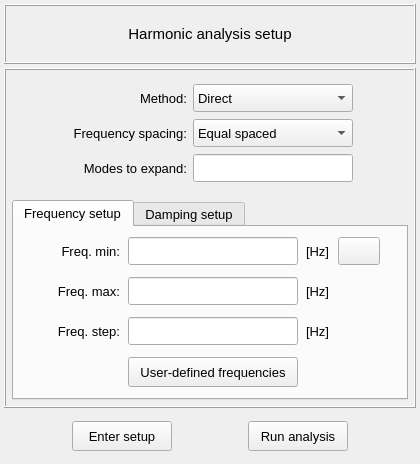
First picture: the form in vibra/interface/data/ui_files/analysis/harmonic_analysis_setup_input.ui, repository MOPT-UFSC/VIBRA, before the edit.
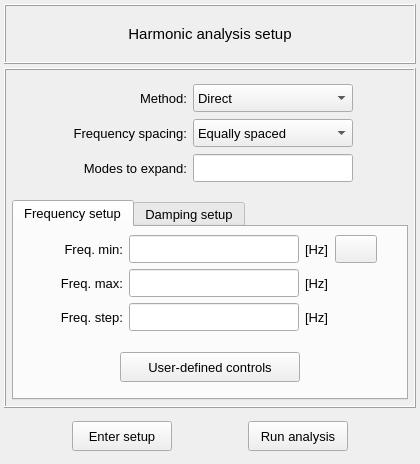
Second picture: the form after the edit. Icons and pictures are not drawn.

What changed in the file:
```diff
--- a/vibra/interface/data/ui_files/analysis/harmonic_analysis_setup_input.ui
+++ b/vibra/interface/data/ui_files/analysis/harmonic_analysis_setup_input.ui
@@ -406,7 +406,7 @@
            </property>
            <item>
             <property name="text">
-             <string>Equal spaced</string>
+             <string>Equally spaced</string>
             </property>
            </item>
            <item>
@@ -468,7 +468,86 @@
           <property name="verticalSpacing">
            <number>6</number>
           </property>
-          <item row="0" column="5">
+          <item row="1" column="0" colspan="2">
+           <widget class="QFrame" name="frame_user_defined_controls">
+            <property name="frameShape">
+             <enum>QFrame::NoFrame</enum>
+            </property>
+            <property name="frameShadow">
+             <enum>QFrame::Raised</enum>
+            </property>
+            <layout class="QGridLayout" name="gridLayout_10">
+             <property name="leftMargin">
+              <number>4</number>
+             </property>
+             <property name="topMargin">
+              <number>4</number>
+             </property>
+             <property name="rightMargin">
+              <number>4</number>
+             </property>
+             <property name="bottomMargin">
+              <number>4</number>
+             </property>
+             <item row="0" column="0">
+              <widget class="QPushButton" name="pushButton_user_defined_controls">
+               <property name="minimumSize">
+                <size>
+                 <width>0</width>
+                 <height>30</height>
+                </size>
+               </property>
+               <property name="maximumSize">
+                <size>
+                 <width>180</width>
+                 <height>30</height>
+                </size>
+               </property>
+               <property name="font">
+                <font>
+                 <family>MS Shell Dlg 2</family>
+                 <pointsize>10</pointsize>
+                 <weight>50</weight>
+                 <italic>false</italic>
+                 <bold>false</bold>
+                </font>
+               </property>
+               <property name="styleSheet">
+                <string notr="true"/>
+               </property>
+               <property name="text">
+                <string>User-defined controls</string>
+               </property>
+               <property name="autoDefault">
+                <bool>false</bool>
+               </property>
+              </widget>
+             </item>
+            </layout>
+           </widget>
+          </item>
+          <item row="0" column="0" colspan="2">
+           <widget class="QFrame" name="frame_equally_spaced">
+            <property name="frameShape">
+             <enum>QFrame::NoFrame</enum>
+            </property>
+            <property name="frameShadow">
+             <enum>QFrame::Raised</enum>
+            </property>
+            <layout class="QGridLayout" name="gridLayout_8">
+             <property name="leftMargin">
+              <number>4</number>
+             </property>
+             <property name="topMargin">
+              <number>4</number>
+             </property>
+             <property name="rightMargin">
+              <number>4</number>
+             </property>
+             <property name="bottomMargin">
+              <number>4</number>
+             </property>
+             <item row="0" column="0">
            <spacer name="horizontalSpacer_3">
             <property name="orientation">
              <enum>Qt::Horizontal</enum>
@@ -481,36 +560,39 @@
             </property>
            </spacer>
           </item>
-          <item row="0" column="3">
-           <widget class="QLabel" name="label_24">
+             <item row="2" column="2">
+              <widget class="QLineEdit" name="lineEdit_fstep">
             <property name="minimumSize">
              <size>
-              <width>0</width>
+                 <width>170</width>
               <height>28</height>
              </size>
             </property>
             <property name="maximumSize">
              <size>
-              <width>32</width>
+                 <width>180</width>
               <height>28</height>
              </size>
             </property>
             <property name="font">
              <font>
+                 <family>MS Shell Dlg 2</family>
               <pointsize>10</pointsize>
+                 <weight>50</weight>
               <italic>false</italic>
-             </font>
-            </property>
-            <property name="text">
-             <string>[Hz]</string>
+                 <bold>false</bold>
+                </font>
+               </property>
+               <property name="styleSheet">
+                <string notr="true"/>
             </property>
             <property name="alignment">
-             <set>Qt::AlignLeading|Qt::AlignLeft|Qt::AlignVCenter</set>
+                <set>Qt::AlignCenter</set>
             </property>
            </widget>
           </item>
-          <item row="2" column="1">
-           <widget class="QLabel" name="label_21">
+             <item row="0" column="1">
+              <widget class="QLabel" name="label_22">
             <property name="minimumSize">
              <size>
               <width>80</width>
@@ -531,36 +613,7 @@
              </font>
             </property>
             <property name="text">
-             <string>Freq. step:</string>
-            </property>
-            <property name="alignment">
-             <set>Qt::AlignRight|Qt::AlignTrailing|Qt::AlignVCenter</set>
-            </property>
-           </widget>
-          </item>
-          <item row="1" column="1">
-           <widget class="QLabel" name="label_23">
-            <property name="minimumSize">
-             <size>
-              <width>80</width>
-              <height>28</height>
-             </size>
-            </property>
-            <property name="maximumSize">
-             <size>
-              <width>100</width>
-              <height>28</height>
-             </size>
-            </property>
-            <property name="font">
-             <font>
-              <pointsize>10</pointsize>
-              <italic>false</italic>
-              <kerning>false</kerning>
-             </font>
-            </property>
-            <property name="text">
-             <string>Freq. max:</string>
+                <string>Freq. min:</string>
             </property>
             <property name="alignment">
              <set>Qt::AlignRight|Qt::AlignTrailing|Qt::AlignVCenter</set>
@@ -596,128 +649,31 @@
             </property>
            </widget>
           </item>
-          <item row="2" column="2">
-           <widget class="QLineEdit" name="lineEdit_fstep">
-            <property name="minimumSize">
-             <size>
-              <width>170</width>
-              <height>28</height>
-             </size>
-            </property>
-            <property name="maximumSize">
-             <size>
-              <width>180</width>
-              <height>28</height>
-             </size>
-            </property>
-            <property name="font">
-             <font>
-              <family>MS Shell Dlg 2</family>
-              <pointsize>10</pointsize>
-              <weight>50</weight>
-              <italic>false</italic>
-              <bold>false</bold>
-             </font>
-            </property>
-            <property name="styleSheet">
-             <string notr="true"/>
-            </property>
-            <property name="alignment">
-             <set>Qt::AlignCenter</set>
-            </property>
-           </widget>
-          </item>
-          <item row="3" column="2">
-           <widget class="QPushButton" name="pushButton_user_defined_frequencies">
+             <item row="0" column="3">
+              <widget class="QLabel" name="label_24">
             <property name="minimumSize">
              <size>
               <width>0</width>
-              <height>30</height>
-             </size>
-            </property>
-            <property name="maximumSize">
-             <size>
-              <width>180</width>
-              <height>30</height>
-             </size>
-            </property>
-            <property name="font">
-             <font>
-              <family>MS Shell Dlg 2</family>
-              <pointsize>10</pointsize>
-              <weight>50</weight>
-              <italic>false</italic>
-              <bold>false</bold>
-             </font>
-            </property>
-            <property name="styleSheet">
-             <string notr="true"/>
-            </property>
-            <property name="text">
-             <string>User-defined frequencies</string>
-            </property>
-            <property name="autoDefault">
-             <bool>false</bool>
-            </property>
-           </widget>
-          </item>
-          <item row="1" column="2">
-           <widget class="QLineEdit" name="lineEdit_fmax">
-            <property name="minimumSize">
-             <size>
-              <width>170</width>
               <height>28</height>
              </size>
             </property>
             <property name="maximumSize">
              <size>
-              <width>180</width>
+                 <width>32</width>
               <height>28</height>
              </size>
             </property>
             <property name="font">
              <font>
-              <family>MS Shell Dlg 2</family>
               <pointsize>10</pointsize>
-              <weight>50</weight>
               <italic>false</italic>
-              <bold>false</bold>
-             </font>
-            </property>
-            <property name="styleSheet">
-             <string notr="true"/>
-            </property>
-            <property name="alignment">
-             <set>Qt::AlignCenter</set>
-            </property>
-           </widget>
-          </item>
-          <item row="0" column="1">
-           <widget class="QLabel" name="label_22">
-            <property name="minimumSize">
-             <size>
-              <width>80</width>
-              <height>28</height>
-             </size>
-            </property>
-            <property name="maximumSize">
-             <size>
-              <width>100</width>
-              <height>28</height>
-             </size>
-            </property>
-            <property name="font">
-             <font>
-              <pointsize>10</pointsize>
-              <italic>false</italic>
-              <kerning>false</kerning>
-             </font>
-            </property>
+                </font>
+               </property>
             <property name="text">
-             <string>Freq. min:</string>
+                <string>[Hz]</string>
             </property>
             <property name="alignment">
-             <set>Qt::AlignRight|Qt::AlignTrailing|Qt::AlignVCenter</set>
+                <set>Qt::AlignLeading|Qt::AlignLeft|Qt::AlignVCenter</set>
             </property>
            </widget>
           </item>
@@ -752,17 +708,17 @@
             </property>
            </widget>
           </item>
-          <item row="2" column="3">
-           <widget class="QLabel" name="label_26">
+             <item row="1" column="1">
+              <widget class="QLabel" name="label_23">
             <property name="minimumSize">
              <size>
-              <width>0</width>
+                 <width>80</width>
               <height>28</height>
              </size>
             </property>
             <property name="maximumSize">
              <size>
-              <width>32</width>
+                 <width>100</width>
               <height>28</height>
              </size>
             </property>
@@ -770,13 +726,14 @@
              <font>
               <pointsize>10</pointsize>
               <italic>false</italic>
+                 <kerning>false</kerning>
              </font>
             </property>
             <property name="text">
-             <string>[Hz]</string>
+                <string>Freq. max:</string>
             </property>
             <property name="alignment">
-             <set>Qt::AlignLeading|Qt::AlignLeft|Qt::AlignVCenter</set>
+                <set>Qt::AlignRight|Qt::AlignTrailing|Qt::AlignVCenter</set>
             </property>
            </widget>
           </item>
@@ -808,7 +765,95 @@
             </property>
            </widget>
           </item>
-          <item row="0" column="0">
+             <item row="2" column="3">
+              <widget class="QLabel" name="label_26">
+               <property name="minimumSize">
+                <size>
+                 <width>0</width>
+                 <height>28</height>
+                </size>
+               </property>
+               <property name="maximumSize">
+                <size>
+                 <width>32</width>
+                 <height>28</height>
+                </size>
+               </property>
+               <property name="font">
+                <font>
+                 <pointsize>10</pointsize>
+                 <italic>false</italic>
+                </font>
+               </property>
+               <property name="text">
+                <string>[Hz]</string>
+               </property>
+               <property name="alignment">
+                <set>Qt::AlignLeading|Qt::AlignLeft|Qt::AlignVCenter</set>
+               </property>
+              </widget>
+             </item>
+             <item row="1" column="2">
+              <widget class="QLineEdit" name="lineEdit_fmax">
+               <property name="minimumSize">
+                <size>
+                 <width>170</width>
+                 <height>28</height>
+                </size>
+               </property>
+               <property name="maximumSize">
+                <size>
+                 <width>180</width>
+                 <height>28</height>
+                </size>
+               </property>
+               <property name="font">
+                <font>
+                 <family>MS Shell Dlg 2</family>
+                 <pointsize>10</pointsize>
+                 <weight>50</weight>
+                 <italic>false</italic>
+                 <bold>false</bold>
+                </font>
+               </property>
+               <property name="styleSheet">
+                <string notr="true"/>
+               </property>
+               <property name="alignment">
+                <set>Qt::AlignCenter</set>
+               </property>
+              </widget>
+             </item>
+             <item row="2" column="1">
+              <widget class="QLabel" name="label_21">
+               <property name="minimumSize">
+                <size>
+                 <width>80</width>
+                 <height>28</height>
+                </size>
+               </property>
+               <property name="maximumSize">
+                <size>
+                 <width>100</width>
+                 <height>28</height>
+                </size>
+               </property>
+               <property name="font">
+                <font>
+                 <pointsize>10</pointsize>
+                 <italic>false</italic>
+                 <kerning>false</kerning>
+                </font>
+               </property>
+               <property name="text">
+                <string>Freq. step:</string>
+               </property>
+               <property name="alignment">
+                <set>Qt::AlignRight|Qt::AlignTrailing|Qt::AlignVCenter</set>
+               </property>
+              </widget>
+             </item>
+             <item row="0" column="5">
            <spacer name="horizontalSpacer_4">
             <property name="orientation">
              <enum>Qt::Horizontal</enum>
@@ -823,6 +868,9 @@
           </item>
          </layout>
         </widget>
+          </item>
+         </layout>
+        </widget>
         <widget class="QWidget" name="tab_damping">
          <attribute name="title">
           <string>Damping setup</string>
```
Left out of the diff: 3 changed lines with no effect on the pictures. Lines whose indentation alone changed are shown as unchanged.
